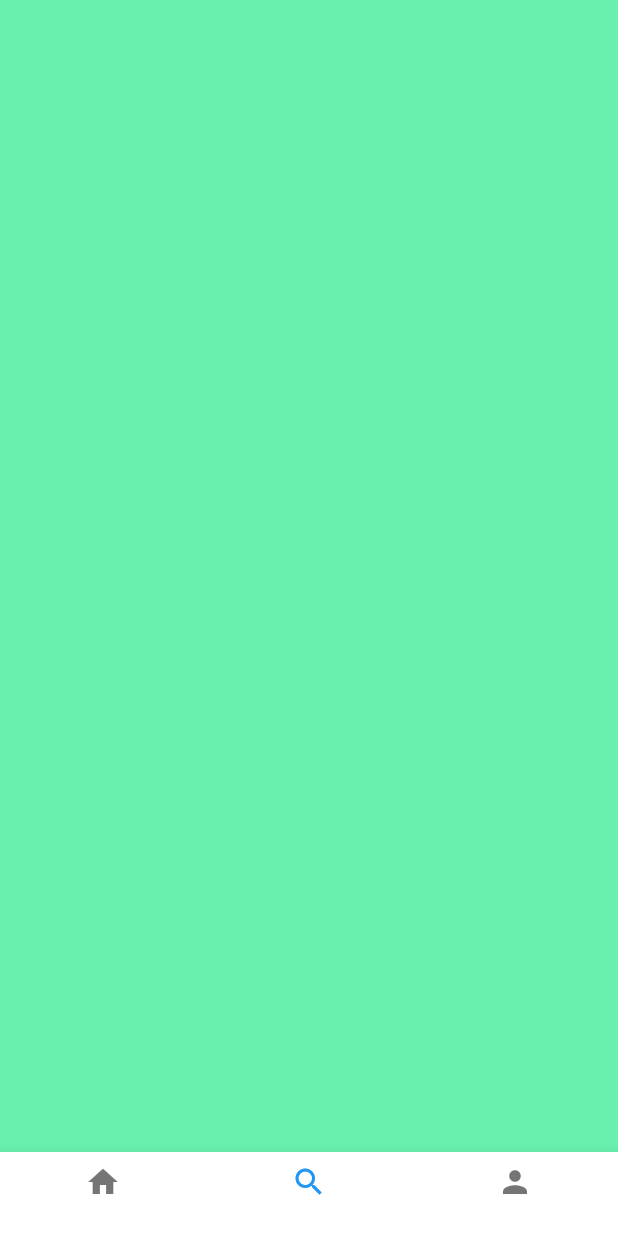
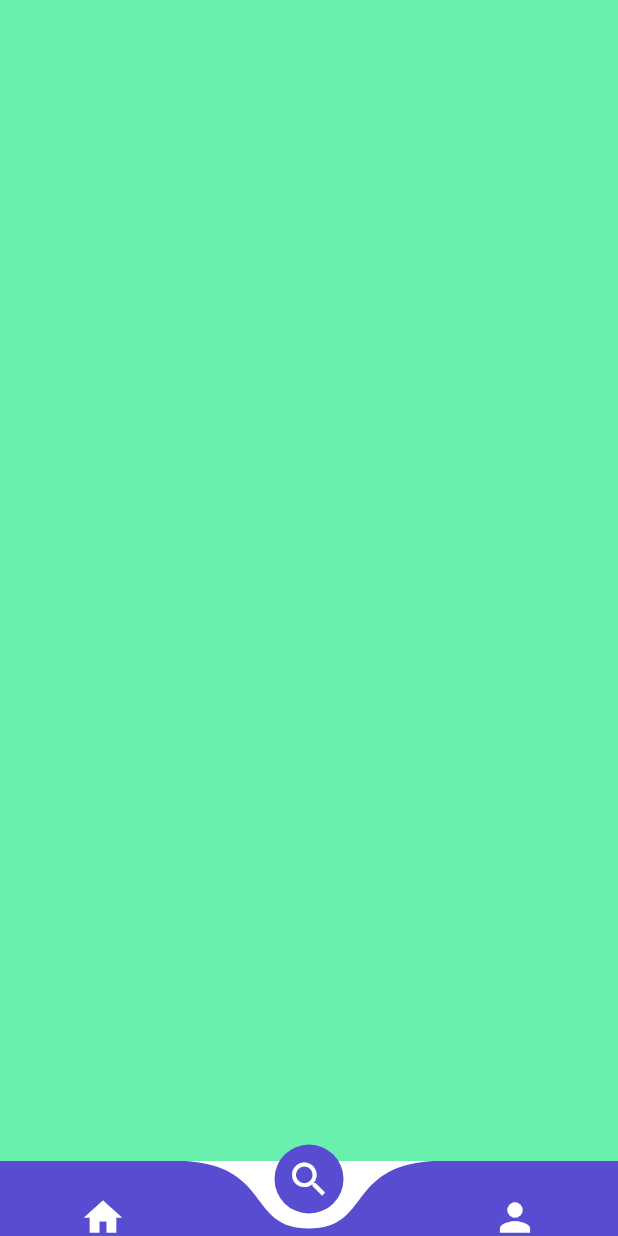
Before and after one commit to OscarArias1234/app1, a Flutter app: the screen it shows after launch, item 2 of the bottom bar chosen, on a phone screen of 412 x 824 dp. Run offline on Flutter 3.47's test engine with Material 2 defaults, Android fonts, the phone set to English and light mode, and no system bars; drawn by our look-alikes of curved_navigation_bar.

Commit message:
correcion de los errores el merge realizado entre el main con profile y el rescate de unarama que se creo el curveNavigation

```diff
--- a/lib/platzi_trips.dart
+++ b/lib/platzi_trips.dart
@@ -1,4 +1,7 @@
 import 'package:flutter/material.dart';
+import 'package:curved_navigation_bar/curved_navigation_bar.dart';
+
+//>>>>>>> d098746 (se crea el curvednavigationbar para que tenga un mejor efecto la barra menu)
 import 'home_trips.dart';
 import 'search_trips.dart';
 import 'profile_trips.dart';
@@ -21,6 +24,7 @@ class _PlatziTrips extends State<PlatziTrips> {
 
   void onTapTapped(int index) {
     setState(() {
+      //llamar la funcionalidad y controlar el estado del WIDGET
       indexTap = index;
     });
   }
@@ -30,21 +34,43 @@ class _PlatziTrips extends State<PlatziTrips> {
     // TODO: implement build
 
     return Scaffold(
-      body: widgetsChildren[indexTap],
-      bottomNavigationBar: Theme(
-        data: Theme.of(context)
-            .copyWith(canvasColor: Colors.white, primaryColor: Colors.purple),
-        child: BottomNavigationBar(
-            onTap: onTapTapped,
-            currentIndex: indexTap,
-            items: [
-              BottomNavigationBarItem(icon: Icon(Icons.home), title: Text("")),
-              BottomNavigationBarItem(
-                  icon: Icon(Icons.search), title: Text("")),
-              BottomNavigationBarItem(
-                  icon: Icon(Icons.person), title: Text("")),
-            ]),
+      //se crea el curvednavigationbar para que tenga un mejor efecto la barra menu
+      bottomNavigationBar: CurvedNavigationBar(
+        height: 50.0,
+        color: Color(0xFF584CD1),
+        backgroundColor: Colors.white,
+        onTap: onTapTapped,
+        items: <Widget>[
+          Icon(
+            Icons.home,
+            size: 30,
+            color: Colors.white,
+          ),
+          Icon(
+            Icons.search,
+            size: 30,
+            color: Colors.white,
+          ),
+          Icon(
+            Icons.person,
+            size: 30,
+            color: Colors.white,
+          ),
+        ],
       ),
+
+      body: widgetsChildren[indexTap], //inicializador del indice
+      /* bottomNavigationBar: Theme(
+        data: Theme.of(context).copyWith(
+          canvasColor: Colors.black,
+          primaryColor: Colors.purple,
+        ),
+        child: CurvedNavigationBar(
+          backgroundColor: Colors.blueAccent,
+          onTap: onTapTapped,
+          // currentIndex: indexTap,
+        ),
+      ),*/
     );
   }
 }
```
